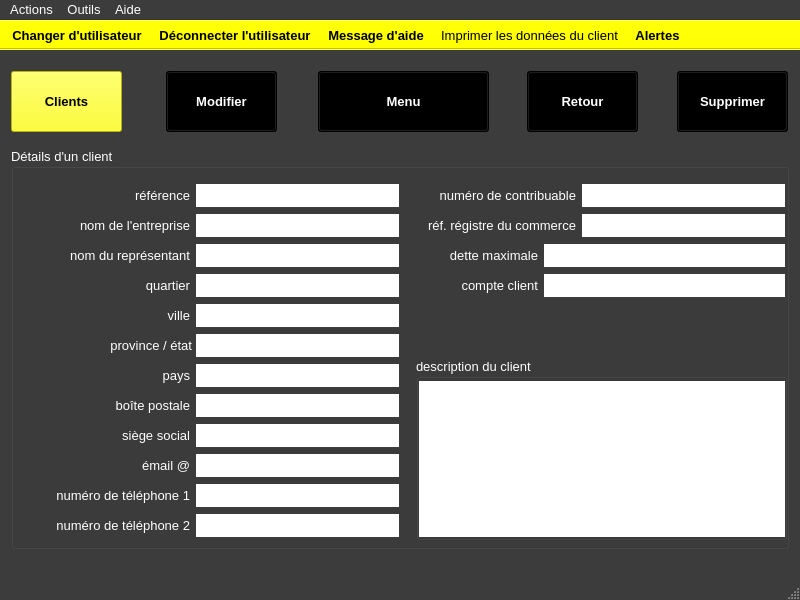
Above: ui/yeroth-erp-clients-detail-window.ui from xnoumbissinoundou/yeroth-erp-3.0 before the change. Below: the same form after it.
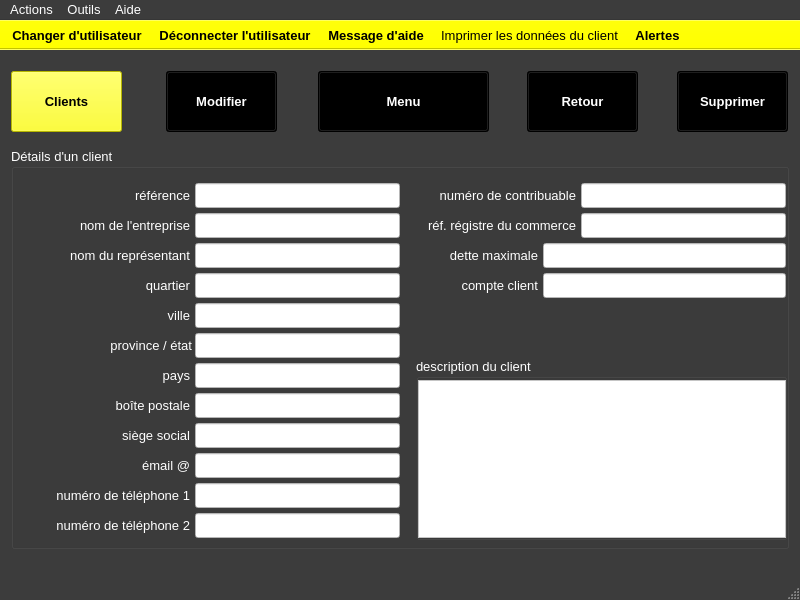
That is the form after the change. Icons and pictures are not drawn. Custom widgets are drawn as their Qt base class.

Commit message: On branch master 	modified:   bin/yeroth-erp-3-0_english.qm 	modified:   src/windows/yeroth-erp-clients-detail-window.cpp 	modified:   src/windows/yeroth-erp-clients-window.cpp 	modified:   src/windows/yeroth-erp-modifier-compte-client-window.cpp 	modified:   ui/yeroth-erp-clients-detail-window.ui 	modified:   yeroth-erp-3-0-sql/create_table_clients.sql 	modified:   yeroth-erp-3-0_english.ts

```diff
--- a/ui/yeroth-erp-clients-detail-window.ui
+++ b/ui/yeroth-erp-clients-detail-window.ui
@@ -3089,7 +3089,7 @@
       <bool>false</bool>
      </property>
      <property name="styleSheet">
-      <string notr="true">border: 1px solid rgb(60, 60, 60);</string>
+      <string notr="true"/>
      </property>
     </widget>
     <widget class="QLabel" name="label_client_details_quartier">
@@ -3573,7 +3573,7 @@
       <bool>false</bool>
      </property>
      <property name="styleSheet">
-      <string notr="true">border: 1px solid rgb(60, 60, 60);</string>
+      <string notr="true"/>
      </property>
      <property name="readOnly">
       <bool>false</bool>
@@ -4105,7 +4105,7 @@
       <bool>false</bool>
      </property>
      <property name="styleSheet">
-      <string notr="true">border: 1px solid rgb(60, 60, 60);</string>
+      <string notr="true"/>
      </property>
      <property name="readOnly">
       <bool>false</bool>
@@ -4544,7 +4544,7 @@
       <bool>false</bool>
      </property>
      <property name="styleSheet">
-      <string notr="true">border: 1px solid rgb(60, 60, 60);</string>
+      <string notr="true"/>
      </property>
     </widget>
     <widget class="YerothLineEdit" name="lineEdit_clients_details_ville">
@@ -4980,7 +4980,7 @@
       <bool>false</bool>
      </property>
      <property name="styleSheet">
-      <string notr="true">border: 1px solid rgb(60, 60, 60);</string>
+      <string notr="true"/>
      </property>
     </widget>
     <widget class="YerothLineEdit" name="lineEdit_clients_details_numero_telephone_2">
@@ -5419,7 +5419,7 @@
       <bool>false</bool>
      </property>
      <property name="styleSheet">
-      <string notr="true">border: 1px solid rgb(60, 60, 60);</string>
+      <string notr="true"/>
      </property>
     </widget>
     <widget class="QLabel" name="label_client_details_numero_telephone_1">
@@ -5926,7 +5926,7 @@
       <bool>false</bool>
      </property>
      <property name="styleSheet">
-      <string notr="true">border: 1px solid rgb(60, 60, 60);</string>
+      <string notr="true"/>
      </property>
     </widget>
     <widget class="QLabel" name="label_client_details_numero_contribuable">
@@ -6385,7 +6385,7 @@
       <bool>false</bool>
      </property>
      <property name="styleSheet">
-      <string notr="true">border: 1px solid rgb(60, 60, 60);</string>
+      <string notr="true"/>
      </property>
      <property name="alignment">
       <set>Qt::AlignRight|Qt::AlignTrailing|Qt::AlignVCenter</set>
@@ -6850,7 +6850,7 @@
       <bool>false</bool>
      </property>
      <property name="styleSheet">
-      <string notr="true">border: 1px solid rgb(60, 60, 60);</string>
+      <string notr="true"/>
      </property>
     </widget>
     <widget class="QGroupBox" name="groupBox_client_details_description_du_client">
@@ -7305,7 +7305,7 @@
        <bool>false</bool>
       </property>
       <property name="styleSheet">
-       <string notr="true">border: 1px solid rgb(60, 60, 60);</string>
+       <string notr="true"/>
       </property>
      </widget>
     </widget>
@@ -7765,7 +7765,7 @@
       <bool>false</bool>
      </property>
      <property name="styleSheet">
-      <string notr="true">border: 1px solid rgb(60, 60, 60);</string>
+      <string notr="true"/>
      </property>
      <property name="alignment">
       <set>Qt::AlignRight|Qt::AlignTrailing|Qt::AlignVCenter</set>
@@ -8258,7 +8258,7 @@
       <bool>false</bool>
      </property>
      <property name="styleSheet">
-      <string>border: 1px solid rgb(60, 60, 60);</string>
+      <string/>
      </property>
     </widget>
     <widget class="YerothLineEdit" name="lineEdit_clients_details_nom_entreprise">
@@ -8724,7 +8724,7 @@
       <bool>false</bool>
      </property>
      <property name="styleSheet">
-      <string>border: 1px solid rgb(60, 60, 60);</string>
+      <string notr="true"/>
      </property>
     </widget>
     <widget class="YerothLineEdit" name="lineEdit_clients_details_boite_postale">
@@ -9160,7 +9160,7 @@
       <bool>false</bool>
      </property>
      <property name="styleSheet">
-      <string notr="true">border: 1px solid rgb(60, 60, 60);</string>
+      <string notr="true"/>
      </property>
      <property name="readOnly">
       <bool>false</bool>
@@ -9599,7 +9599,7 @@
       <bool>false</bool>
      </property>
      <property name="styleSheet">
-      <string notr="true">border: 1px solid rgb(60, 60, 60);</string>
+      <string notr="true"/>
      </property>
      <property name="readOnly">
       <bool>false</bool>
@@ -10038,7 +10038,7 @@
       <bool>false</bool>
      </property>
      <property name="styleSheet">
-      <string notr="true">border: 1px solid rgb(60, 60, 60);</string>
+      <string notr="true"/>
      </property>
      <property name="readOnly">
       <bool>false</bool>
@@ -10531,7 +10531,7 @@
       </font>
      </property>
      <property name="styleSheet">
-      <string notr="true">border: 1px solid rgb(60, 60, 60);</string>
+      <string notr="true"/>
      </property>
     </widget>
     <widget class="QLabel" name="label_client_details_reference_registre_du_commerce">
```
The commit also changes 6 other files.
